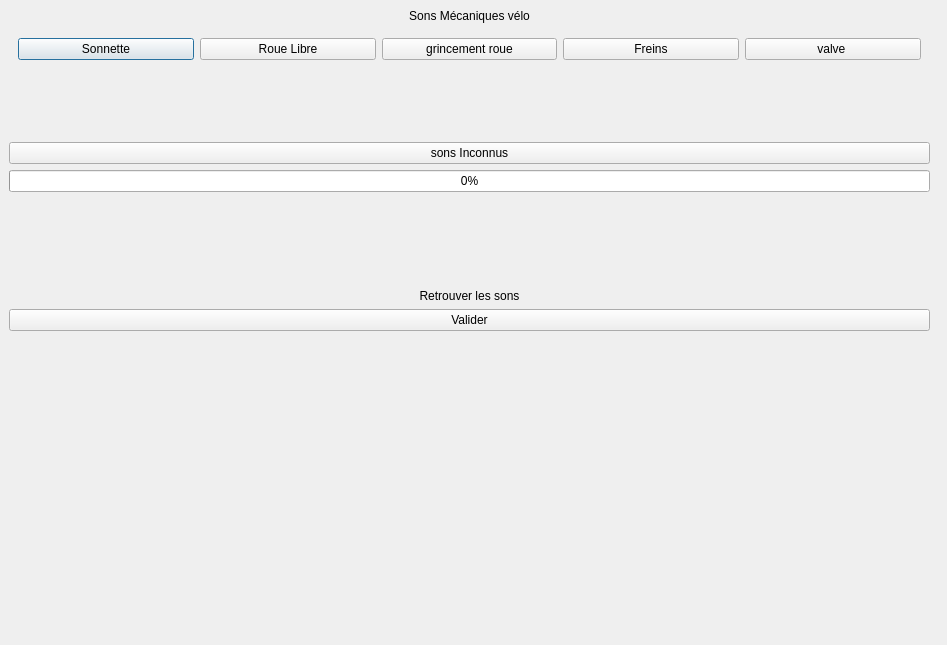
First picture: the form in audiopuzzlewindow.ui, repository Newtonietzsche/EscapeGameSoundApp, before the edit.
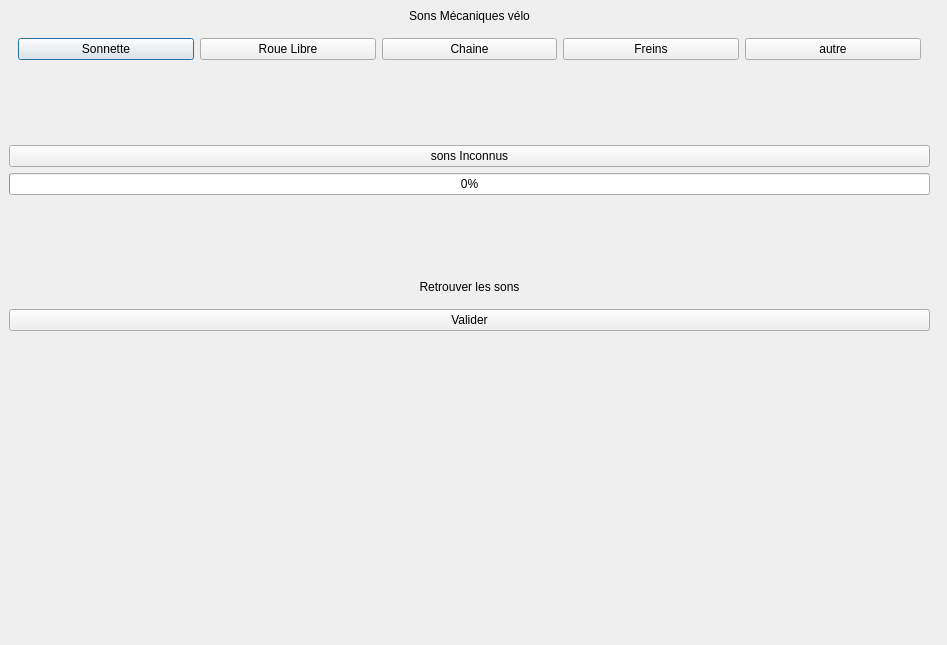
Second picture: the form after the edit.

Patch:
```diff
--- a/audiopuzzlewindow.ui
+++ b/audiopuzzlewindow.ui
@@ -67,7 +67,7 @@
          <item>
           <widget class="QPushButton" name="pushButton_4">
            <property name="text">
-            <string>grincement roue</string>
+            <string>Chaine</string>
            </property>
           </widget>
          </item>
@@ -81,7 +81,7 @@
          <item>
           <widget class="QPushButton" name="pushButton_6">
            <property name="text">
-            <string>valve </string>
+            <string>autre</string>
            </property>
           </widget>
          </item>
@@ -136,6 +136,16 @@
     <item>
      <widget class="QWidget" name="widget" native="true">
       <layout class="QVBoxLayout" name="verticalLayout_6">
+       <item>
+        <widget class="QLabel" name="label_2">
+         <property name="text">
+          <string>Retrouver les sons</string>
+         </property>
+         <property name="alignment">
+          <set>Qt::AlignmentFlag::AlignCenter</set>
+         </property>
+        </widget>
+       </item>
        <item>
         <layout class="QHBoxLayout" name="horizontalLayout_2"/>
        </item>
@@ -144,16 +154,6 @@
     </item>
     <item>
      <layout class="QVBoxLayout" name="verticalLayout_5">
-      <item>
-       <widget class="QLabel" name="label_2">
-        <property name="text">
-         <string>Retrouver les sons</string>
-        </property>
-        <property name="alignment">
-         <set>Qt::AlignmentFlag::AlignCenter</set>
-        </property>
-       </widget>
-      </item>
       <item>
        <widget class="QPushButton" name="pushButton_7">
         <property name="text">
```
